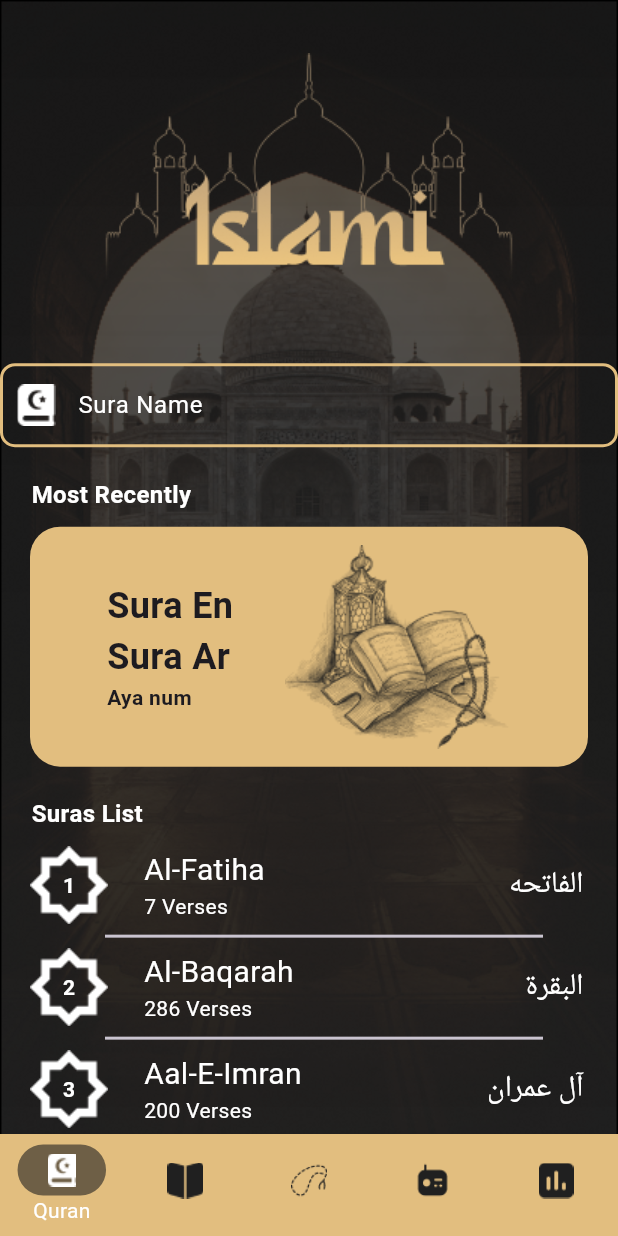
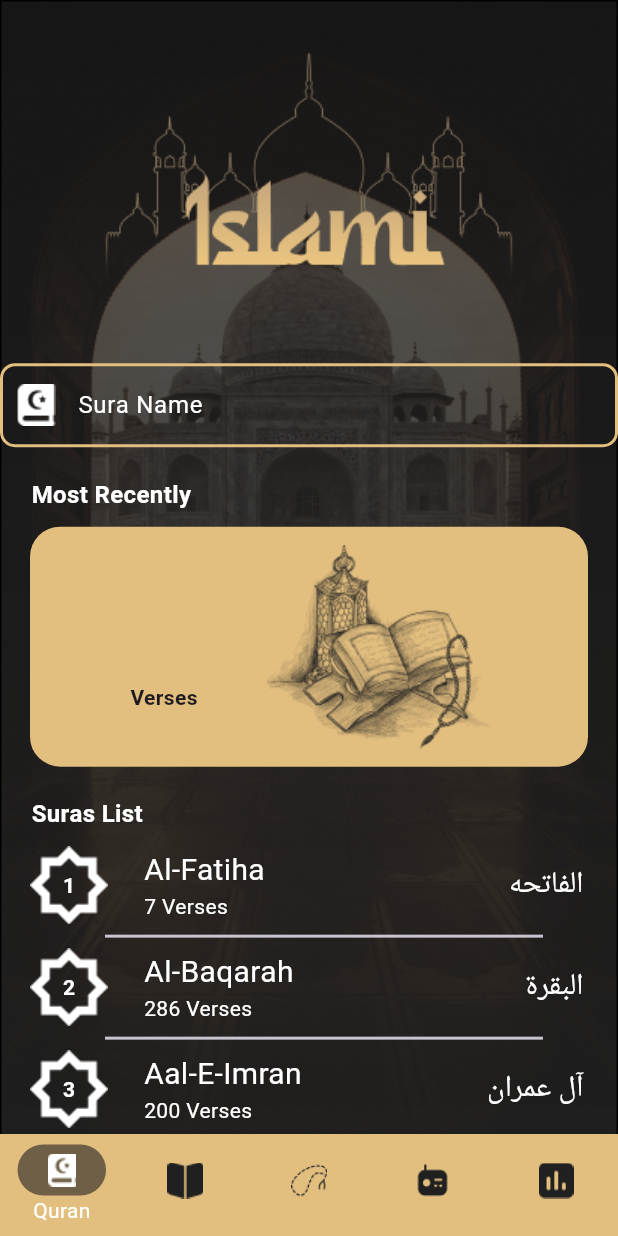
Before and after one commit to maimoussa22/Islamic-App, a Flutter app: the screen it shows after launch, on a phone screen of 412 x 824 dp. Run offline on Flutter 3.47's test engine with Material 3 defaults, Android fonts, the phone set to English and light mode, and no system bars; our stand-ins replace carousel_slider, shared_preferences.

Commit message:
Added Feature Most Recently.

```diff
--- a/lib/home/quranScreen/quran_tab.dart
+++ b/lib/home/quranScreen/quran_tab.dart
@@ -3,6 +3,7 @@ import 'package:islami_project/app_Colors.dart';
 import 'package:islami_project/home/quranScreen/sura_details.dart';
 import 'package:islami_project/home/quranScreen/suras_list_widget.dart';
 import 'package:islami_project/model/sura_details.dart';
+import 'package:shared_preferences/shared_preferences.dart';
 
 class QuranTab extends StatefulWidget {
 
@@ -25,9 +26,12 @@ class _QuranTabState extends State<QuranTab> {
 }
   initState(){
     addSuraList();
+    loadLastSura();
   }
   List<SuraDetailsModal> filteredList = SuraDetailsModal.suraList;
   String searchText = '';
+
+  Map<String,String>lastSuraList={};
   @override
   Widget build(BuildContext context) {
     return Column(
@@ -92,6 +96,11 @@ class _QuranTabState extends State<QuranTab> {
                 itemBuilder:(context , index){
                   return InkWell(
                     onTap: (){
+                      saveLastSura(
+                        suraArName: filteredList[index].surasAr,
+                        suraEnName: filteredList[index].surasEn,
+                        numOfVerses: filteredList[index].numOfVerses.toString(),
+                      );
                       Navigator.pushNamed(context, SuraDetailsWidget.routeName,
                           arguments: filteredList[index]
                       );
@@ -143,22 +152,22 @@ class _QuranTabState extends State<QuranTab> {
           child: Row(
             mainAxisAlignment: MainAxisAlignment.spaceEvenly,
             children: [
-              const Column(
+               Column(
                 crossAxisAlignment: CrossAxisAlignment.start,
                 children: [
-                  Text('Sura En',
+                  Text(lastSuraList['suraEnName'] ?? '',
                     style: TextStyle(
                         fontSize: 24,
                         fontWeight: FontWeight.bold
                     ),
                   ),
-                  Text('Sura Ar',
+                  Text(lastSuraList['suraArName'] ?? '',
                     style: TextStyle(
                         fontSize: 24,
                         fontWeight: FontWeight.bold
                     ),
                   ),
-                  Text('Aya num',
+                  Text("${lastSuraList['numOfVerses'] ?? ''} Verses",
                     style: TextStyle(
                         fontSize: 14,
                         fontWeight: FontWeight.bold
@@ -173,4 +182,34 @@ class _QuranTabState extends State<QuranTab> {
       ],
     );
   }
+
+  saveLastSura({required String suraArName , required String suraEnName ,
+    required String numOfVerses}) async {
+    final SharedPreferences prefs = await SharedPreferences.getInstance();
+    await prefs.setString('suraArName',suraArName);
+    await prefs.setString('suraEnName',suraEnName);
+    await prefs.setString('numOfVerses',numOfVerses);
+     loadLastSura();
+
+  }
+
+  getLastSura() async {
+    final SharedPreferences prefs = await SharedPreferences.getInstance();
+    String suraArName = prefs.getString('suraArName')??'';
+    String suraEnName = prefs.getString('suraEnName') ?? '';
+    String numOfVerses = prefs.getString('numOfVerses') ?? '';
+    return{
+      'suraArName':suraArName,
+      'suraEnName':suraEnName,
+      'numOfVerses':numOfVerses,
+
+    };
+  }
+
+  loadLastSura() async {
+    lastSuraList =await getLastSura();
+    setState(() {
+
+    });
+  }
 }
--- a/pubspec.yaml
+++ b/pubspec.yaml
@@ -37,6 +37,7 @@ dependencies:
   cupertino_icons: ^1.0.8
   flutter_native_splash: ^2.4.3
   carousel_slider: ^5.0.0
+  shared_preferences: ^2.3.3
 
 dev_dependencies:
   flutter_test:
```
